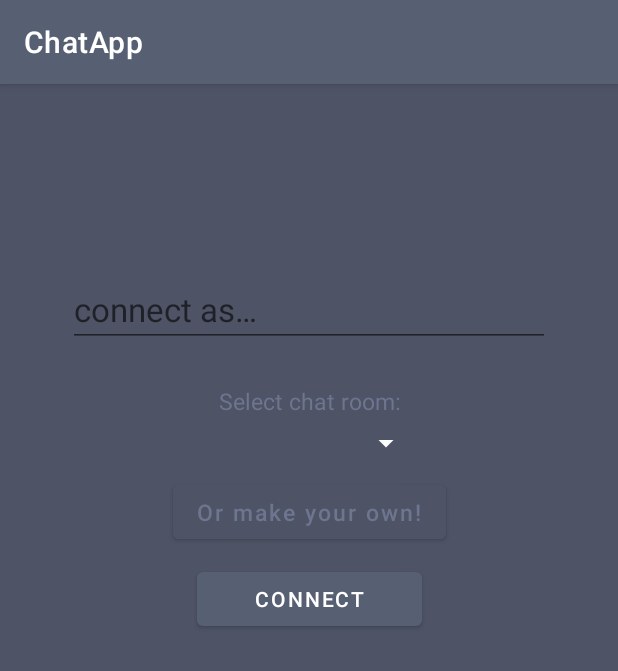
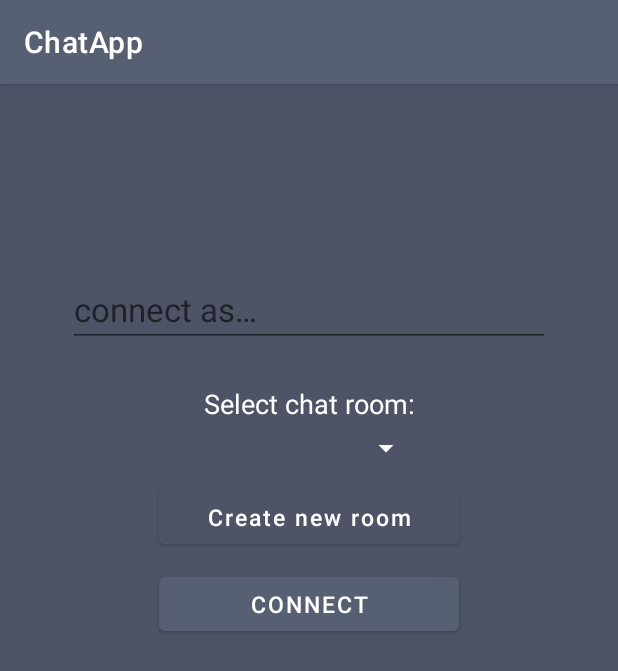
Before and after one commit to matiSzewczyk/ChatApp, an Android app: the LoginFragment screen opened through its navigation route, on a phone screen of 412 x 824 dp. Shown: the top 671 px of the screen. Run offline under Robolectric (Android 15) with nearby library versions, the phone set to English and light mode, and no system bars; libraries missing offline, so code that uses them is left out: io.realm, io.realm.mongodb; 2 statements that could not run were skipped.

Commit message:
change login fragment style

```diff
--- a/app/src/main/java/com/example/chatapp/ChatActivity.kt
+++ b/app/src/main/java/com/example/chatapp/ChatActivity.kt
@@ -80,8 +80,8 @@ class ChatActivity : AppCompatActivity(), View.OnClickListener {
                     if (message == "cleardb") {
                         chatViewModel.clearDatabase(realm)
                     }
+                    // DEBUG ONLY
                 }
-                // DEBUG ONLY
                 binding.chat.scrollToPosition(chatAdapter.itemCount - 1)
                 binding.chatInput.text.clear()
                 binding.chatInput.clearFocus()
--- a/app/src/main/res/layout/fragment_home.xml
+++ b/app/src/main/res/layout/fragment_home.xml
@@ -12,33 +12,10 @@
         android:layout_width="wrap_content"
         android:layout_height="wrap_content"
         android:layout_marginTop="150dp"
-        android:width="150dp"
+        android:width="200dp"
         android:text="@string/connect_button"
         app:layout_constraintEnd_toEndOf="parent"
         app:layout_constraintStart_toStartOf="parent"
         app:layout_constraintTop_toTopOf="parent" />
 
-<!--    <RadioGroup-->
-<!--        android:id="@+id/room_list"-->
-<!--        android:layout_width="wrap_content"-->
-<!--        android:layout_height="wrap_content"-->
-<!--        android:layout_marginTop="40dp"-->
-<!--        app:layout_constraintEnd_toEndOf="parent"-->
-<!--        app:layout_constraintStart_toStartOf="parent"-->
-<!--        app:layout_constraintTop_toBottomOf="@+id/connect_btn">-->
-
-<!--        <RadioButton-->
-<!--            android:id="@+id/room_1"-->
-<!--            android:layout_width="match_parent"-->
-<!--            android:layout_height="wrap_content"-->
-<!--            android:text="Room 1" />-->
-
-<!--        <RadioButton-->
-<!--            android:id="@+id/room_2"-->
-<!--            android:layout_width="match_parent"-->
-<!--            android:layout_height="wrap_content"-->
-<!--            android:text="Room 2" />-->
-<!--    </RadioGroup>-->
-
-
 </androidx.constraintlayout.widget.ConstraintLayout>
--- a/app/src/main/res/layout/fragment_login.xml
+++ b/app/src/main/res/layout/fragment_login.xml
@@ -2,9 +2,9 @@
 <androidx.constraintlayout.widget.ConstraintLayout xmlns:android="http://schemas.android.com/apk/res/android"
     xmlns:app="http://schemas.android.com/apk/res-auto"
     xmlns:tools="http://schemas.android.com/tools"
-    android:background="@color/theme_darker"
     android:layout_width="match_parent"
     android:layout_height="match_parent"
+    android:background="@color/theme_darker"
     tools:context=".LoginFragment">
 
     <EditText
@@ -17,6 +17,7 @@
         android:textSize="22sp"
         android:ems="12"
         android:hint="@string/username_hint"
+        android:textColor="@color/white"
         android:inputType="textEmailAddress"
         app:layout_constraintEnd_toEndOf="parent"
         app:layout_constraintStart_toStartOf="parent"
@@ -28,10 +29,10 @@
         android:layout_height="wrap_content"
         android:layout_alignParentStart="true"
         android:layout_marginTop="25dp"
+        android:gravity="center"
         android:text="@string/select_chat_room"
-        android:textColor="@color/theme_font_time"
-        android:textSize="15sp"
-        android:gravity="center"
+        android:textColor="@color/white"
+        android:textSize="18sp"
         app:layout_constraintEnd_toEndOf="parent"
         app:layout_constraintStart_toStartOf="parent"
         app:layout_constraintTop_toBottomOf="@+id/login_username" />
@@ -43,8 +44,8 @@
         android:layout_alignParentEnd="true"
         android:layout_marginTop="5dp"
         android:layout_toEndOf="@+id/select_room"
+        android:backgroundTint="@color/white"
         android:textColor="@color/black"
-        android:backgroundTint="@color/white"
         app:layout_constraintEnd_toEndOf="parent"
         app:layout_constraintStart_toStartOf="parent"
         app:layout_constraintTop_toBottomOf="@+id/select_room" />
@@ -54,10 +55,11 @@
         android:layout_width="wrap_content"
         android:layout_height="wrap_content"
         android:layout_marginTop="10dp"
+        android:width="200dp"
+        android:backgroundTint="@color/theme_darker"
         android:text="@string/make_new_room"
-        android:backgroundTint="@color/theme_darker"
         android:textAllCaps="false"
-        android:textColor="@color/theme_font_time"
+        android:textColor="@color/white"
         android:textSize="15sp"
         app:layout_constraintEnd_toEndOf="parent"
         app:layout_constraintStart_toStartOf="parent"
@@ -68,8 +70,9 @@
         android:layout_width="wrap_content"
         android:layout_height="wrap_content"
         android:layout_marginTop="10dp"
-        android:width="150dp"
+        android:width="200dp"
         android:text="@string/connect_button"
+        android:textSize="15sp"
         app:layout_constraintEnd_toEndOf="parent"
         app:layout_constraintHorizontal_bias="0.501"
         app:layout_constraintStart_toStartOf="parent"
@@ -80,8 +83,8 @@
         android:layout_width="wrap_content"
         android:layout_height="wrap_content"
         android:ems="10"
+        android:hint="@string/password_hint"
         android:inputType="textPassword"
-        android:hint="@string/password_hint"
         app:layout_constraintBottom_toBottomOf="parent"
         app:layout_constraintEnd_toEndOf="parent"
         app:layout_constraintStart_toStartOf="parent" />
--- a/app/src/main/res/values/strings.xml
+++ b/app/src/main/res/values/strings.xml
@@ -12,6 +12,6 @@
     <string name="ok_button_text">OK</string>
     <string name="chat_input_hint">Message…</string>
     <string name="select_chat_room">Select chat room:</string>
-    <string name="make_new_room">Or make your own!</string>
+    <string name="make_new_room">Create new room</string>
     <string name="create_room_button">Create room</string>
 </resources>
```
